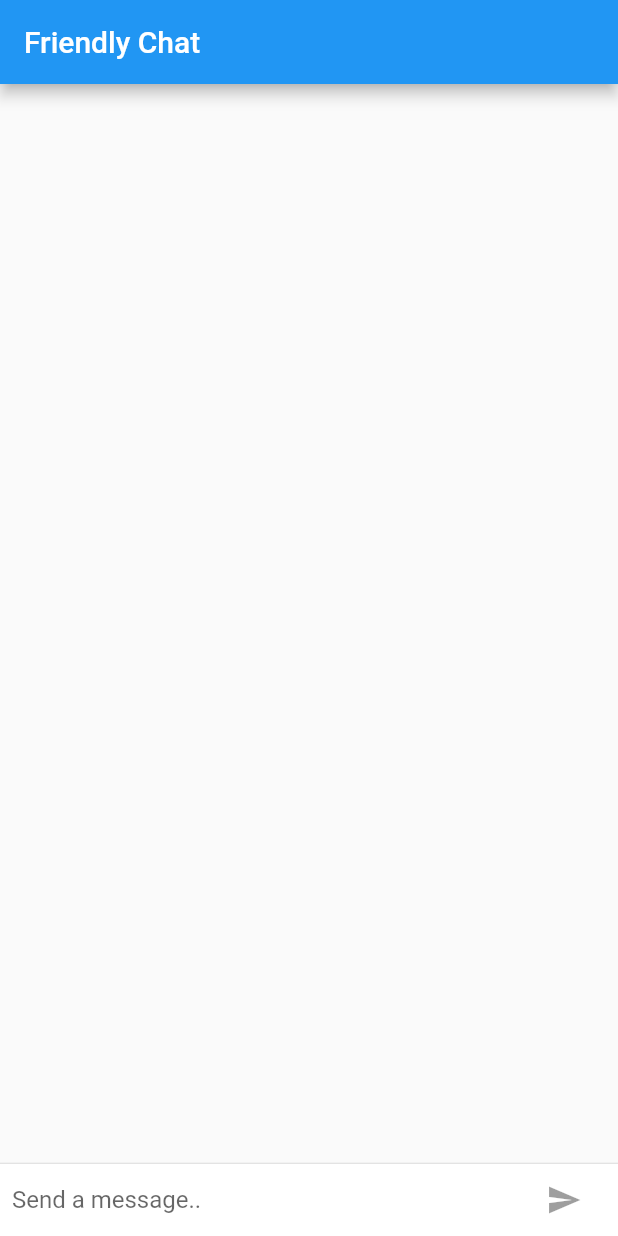
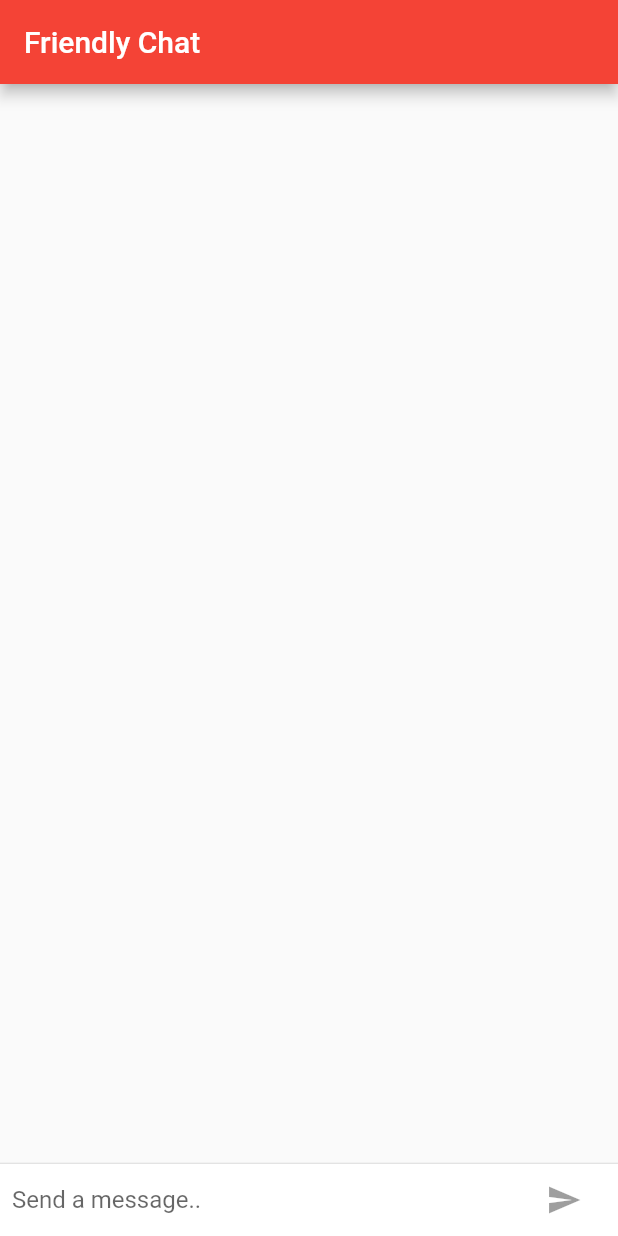
Before and after one commit to dranie18/flutter-my-friendly-chat, a Flutter app: the screen it shows after launch, on a phone screen of 412 x 824 dp. Run offline on Flutter 3.47's test engine with Material 2 defaults, Android fonts, the phone set to English and light mode, and no system bars.

Commit message:
custom theme for iOS and Android

```diff
--- a/lib/main.dart
+++ b/lib/main.dart
@@ -1,8 +1,20 @@
+import 'package:flutter/cupertino.dart';
+import 'package:flutter/foundation.dart';
 import 'package:flutter/material.dart';
 
 void main() {
   runApp(new FriendlyChatApp());
 }
+
+final ThemeData kIOSTheme = new ThemeData(
+    primarySwatch: Colors.orange,
+    primaryColor: Colors.tealAccent[400],
+    primaryColorBrightness: Brightness.light);
+
+final ThemeData kDefaultTheme = new ThemeData(
+  primarySwatch: Colors.red,
+  accentColor: Colors.orangeAccent[400],
+);
 
 class FriendlyChatApp extends StatelessWidget {
   @override
@@ -10,6 +22,9 @@ class FriendlyChatApp extends StatelessWidget {
     return new MaterialApp(
       title: 'Friendly Chat App',
       debugShowCheckedModeBanner: false,
+      theme: defaultTargetPlatform == TargetPlatform.iOS
+          ? kIOSTheme
+          : kDefaultTheme,
       home: new ChatScreen(),
     );
   }
@@ -31,8 +46,10 @@ class ChatScreenState extends State<ChatScreen> with TickerProviderStateMixin {
     return new Scaffold(
       appBar: new AppBar(
         title: new Text('Friendly Chat'),
+        elevation: Theme.of(context).platform == TargetPlatform.iOS ? 0.0 : 4.0,
       ),
-      body: new Column(
+      body: new Container(
+          child: new Column(
             children: <Widget>[
               new Flexible(
                 child: new ListView.builder(
@@ -44,11 +61,19 @@ class ChatScreenState extends State<ChatScreen> with TickerProviderStateMixin {
               ),
               new Divider(height: 1.0),
               new Container(
-            decoration: new BoxDecoration(color: Theme.of(context).cardColor),
+                decoration:
+                    new BoxDecoration(color: Theme.of(context).cardColor),
                 child: _buildTextComposer(),
               ),
             ],
           ),
+          decoration: Theme.of(context).platform == TargetPlatform.iOS
+              ? new BoxDecoration(
+                  border: new Border(
+                    top: new BorderSide(color: Colors.red),
+                  ),
+                )
+              : null),
     );
   }
 
@@ -80,7 +105,14 @@ class ChatScreenState extends State<ChatScreen> with TickerProviderStateMixin {
             ),
             new Container(
               margin: new EdgeInsets.symmetric(horizontal: 4.0),
-              child: new IconButton(
+              child: Theme.of(context).platform == TargetPlatform.iOS
+                  ? new CupertinoButton(
+                      child: new Text('Send'),
+                      onPressed: _isComposing
+                          ? () => _handleSubmitted(_textController.text)
+                          : null,
+                    )
+                  : new IconButton(
                       icon: new Icon(Icons.send),
                       onPressed: _isComposing
                           ? () => _handleSubmitted(_textController.text)
```
Lines whose indentation alone changed are shown as unchanged.
